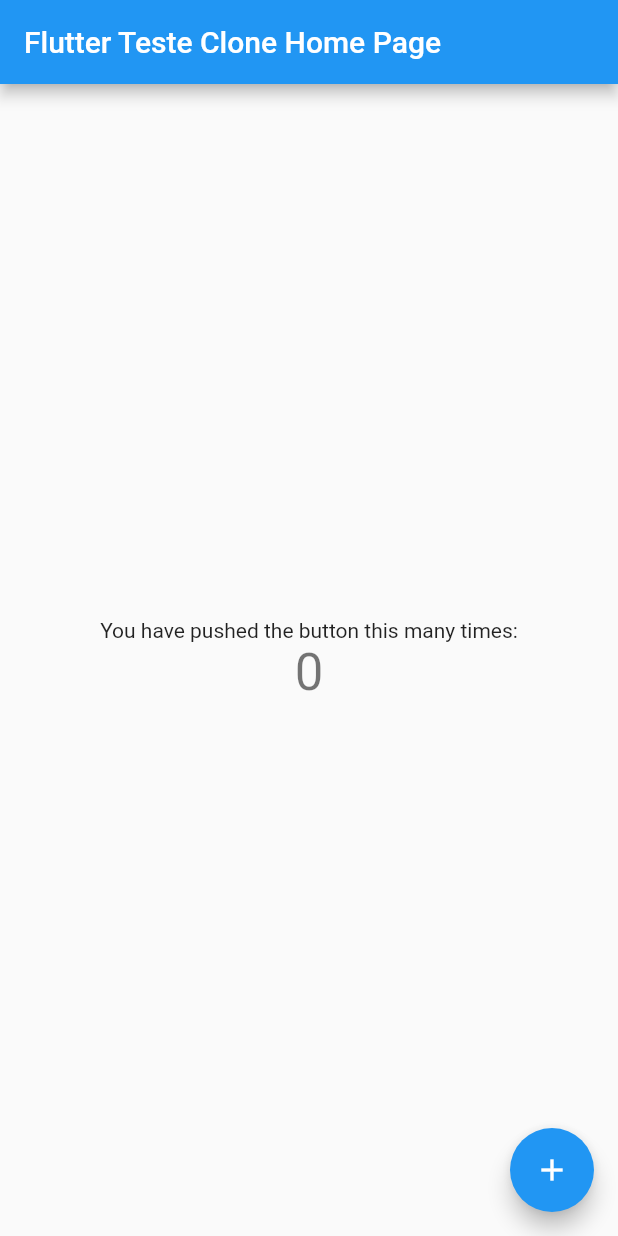
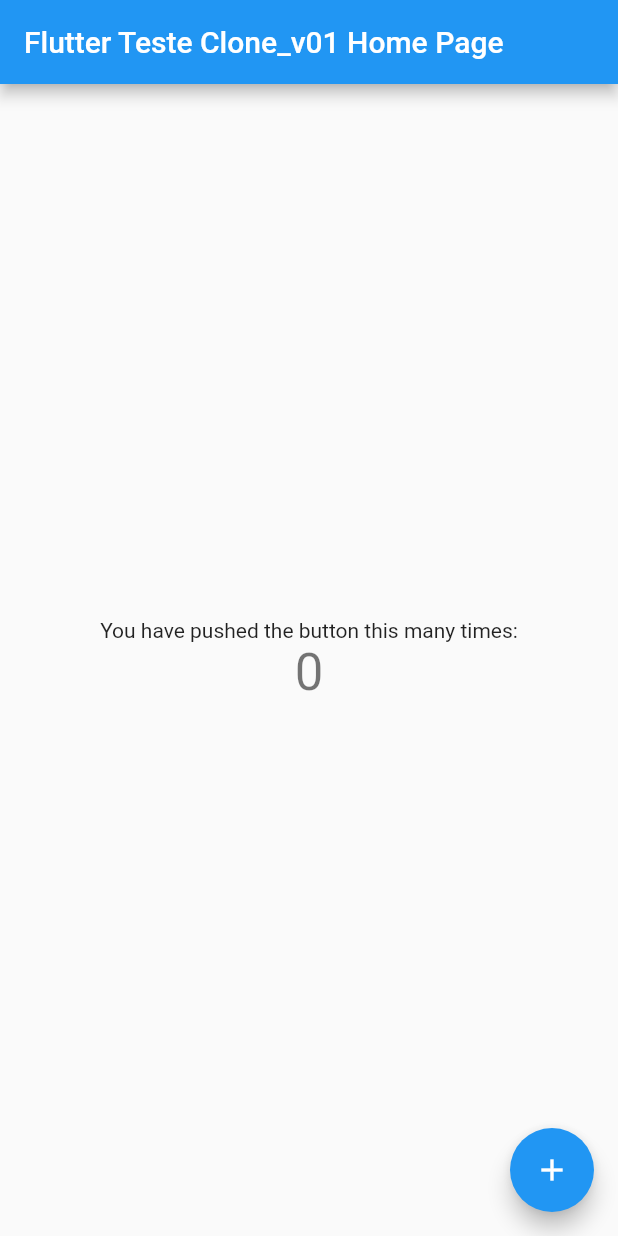
Before and after one commit to rafadangeloferraz/projetoGithubNovo, a Flutter app: the screen it shows after launch, on a phone screen of 412 x 824 dp. Run offline on Flutter 3.47's test engine with Material 2 defaults, Android fonts, the phone set to English and light mode, and no system bars.

Commit message:
prim commit clone_v01

```diff
--- a/lib/main.dart
+++ b/lib/main.dart
@@ -13,11 +13,11 @@ class MyApp extends StatelessWidget {
   @override
   Widget build(BuildContext context) {
     return MaterialApp(
-      title: 'Flutter Teste Clone',
+      title: 'Flutter Teste Clone_v01',
       theme: ThemeData(
         primarySwatch: Colors.blue,
       ),
-      home: const MyHomePage(title: 'Flutter Teste Clone Home Page'),
+      home: const MyHomePage(title: 'Flutter Teste Clone_v01 Home Page'),
     );
   }
 }
```
